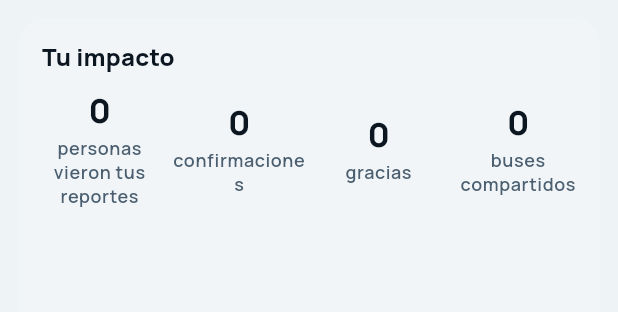
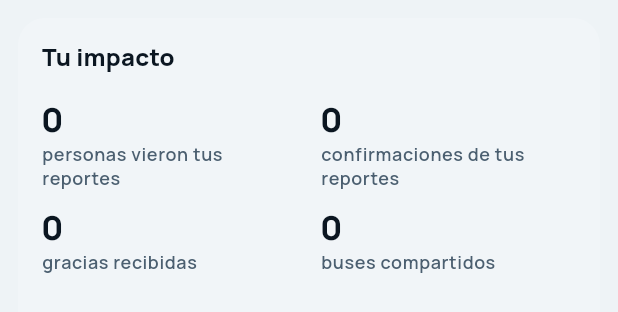
Before and after one commit to cmaestrei-dev/karta, a Flutter app: the _TuImpacto widget shown alone on an empty page, opened directly with empty values, on a phone screen of 412 x 824 dp. Shown: the top 312 px of the screen. Run offline on Flutter 3.47's test engine with Material 3 defaults, Android fonts, the phone set to English and light mode, and no system bars; our stand-ins replace equatable, flutter_bloc, flutter_local_notifications, flutter_map, flutter_secure_storage, flutter_svg and 3 more; missing offline and left inert: flutter_map_vector_tiles; accounts and stored records are empty; network calls fail.

Commit message:
fix(frontend): "Tu impacto" in a 2x2 grid so labels do not break mid-word on a phone
Co-Authored-By: Claude Opus 5.5 <noreply@anthropic.com>

```diff
--- a/frontend/lib/features/home/presentation/widgets/profile_sheet.dart
+++ b/frontend/lib/features/home/presentation/widgets/profile_sheet.dart
@@ -340,16 +340,20 @@ class _TuImpacto extends StatelessWidget {
   Widget build(BuildContext context) {
     final b = Bahia.de(context);
     final texto = Theme.of(context).textTheme;
+    // En dos columnas: con cuatro, «confirmaciones» se parte a mitad de palabra en un teléfono.
     Widget dato(int valor, String que) => Expanded(
           child: Semantics(
             label: '$valor $que',
             excludeSemantics: true,
-            child: Column(
-              children: [
-                Text('$valor', style: texto.titleLarge?.copyWith(fontFeatures: tabularFigures)),
-                const SizedBox(height: 2),
-                Text(que, textAlign: TextAlign.center, style: texto.bodySmall?.copyWith(color: b.textoSuave)),
-              ],
+            child: Padding(
+              padding: const EdgeInsets.symmetric(horizontal: 8, vertical: 6),
+              child: Column(
+                crossAxisAlignment: CrossAxisAlignment.start,
+                children: [
+                  Text('$valor', style: texto.titleLarge?.copyWith(fontFeatures: tabularFigures)),
+                  Text(que, style: texto.bodySmall?.copyWith(color: b.textoSuave)),
+                ],
+              ),
             ),
           ),
         );
@@ -366,10 +370,16 @@ class _TuImpacto extends StatelessWidget {
               child: Text('Tu impacto', style: texto.titleMedium),
             ),
             Row(
+              crossAxisAlignment: CrossAxisAlignment.start,
               children: [
                 dato(impacto.vistas, 'personas vieron tus reportes'),
-                dato(impacto.confirmaciones, 'confirmaciones'),
-                dato(impacto.gracias, 'gracias'),
+                dato(impacto.confirmaciones, 'confirmaciones de tus reportes'),
+              ],
+            ),
+            Row(
+              crossAxisAlignment: CrossAxisAlignment.start,
+              children: [
+                dato(impacto.gracias, 'gracias recibidas'),
                 FutureBuilder<int>(
                   future: PreferenciaDeCompartir().viajesCompartidos(),
                   builder: (context, viajes) => dato(viajes.data ?? 0, 'buses compartidos'),
```
